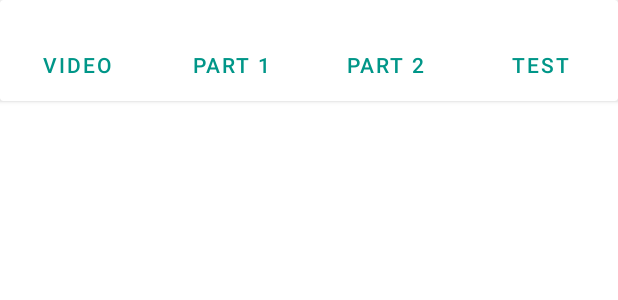
After one commit to leolyoo/ChineseEducator, an Android app: the layout item_stage.xml on its own in the app's theme, with its tools: preview values and no code run, on a phone screen of 412 x 824 dp. The commit adds this screen. Shown: the top 300 px of the screen. Run offline under Robolectric (Android 15) with nearby library versions, the light colour scheme and no system bars.

Commit message:
stage card developing

```diff
--- /dev/null
+++ b/app/src/main/res/layout/item_stage.xml
@@ -0,0 +1,55 @@
+<?xml version="1.0" encoding="utf-8"?>
+<androidx.cardview.widget.CardView xmlns:android="http://schemas.android.com/apk/res/android"
+    android:layout_width="match_parent"
+    android:layout_height="wrap_content">
+
+    <LinearLayout
+        android:layout_width="match_parent"
+        android:layout_height="match_parent"
+        android:orientation="vertical">
+
+        <TextView
+            android:id="@+id/text"
+            android:layout_width="match_parent"
+            android:layout_height="wrap_content" />
+
+        <LinearLayout
+            style="?buttonBarStyle"
+            android:layout_width="match_parent"
+            android:layout_height="match_parent"
+            android:orientation="horizontal">
+
+            <Button
+                android:id="@+id/button_video"
+                style="?buttonBarButtonStyle"
+                android:layout_width="wrap_content"
+                android:layout_height="wrap_content"
+                android:layout_weight="1"
+                android:text="@string/video" />
+
+            <Button
+                android:id="@+id/button_part_1"
+                style="?buttonBarButtonStyle"
+                android:layout_width="wrap_content"
+                android:layout_height="wrap_content"
+                android:layout_weight="1"
+                android:text="@string/part_1" />
+
+            <Button
+                android:id="@+id/button_part_2"
+                style="?buttonBarButtonStyle"
+                android:layout_width="wrap_content"
+                android:layout_height="wrap_content"
+                android:layout_weight="1"
+                android:text="@string/part_2" />
+
+            <Button
+                android:id="@+id/button_test"
+                style="?buttonBarButtonStyle"
+                android:layout_width="wrap_content"
+                android:layout_height="wrap_content"
+                android:layout_weight="1"
+                android:text="@string/test" />
+        </LinearLayout>
+    </LinearLayout>
+</androidx.cardview.widget.CardView>
--- a/app/src/main/res/values/strings.xml
+++ b/app/src/main/res/values/strings.xml
@@ -8,4 +8,8 @@
     <string name="arrange_quiz">배열퀴즈</string>
     <string name="life">♥ × %d</string>
     <string name="remaining">남은 퀴즈 수 × %d</string>
+    <string name="test">TEST</string>
+    <string name="part_2">PART 2</string>
+    <string name="part_1">PART 1</string>
+    <string name="video">VIDEO</string>
 </resources>
--- a/app/src/main/res/values/themes.xml
+++ b/app/src/main/res/values/themes.xml
@@ -1,6 +1,6 @@
 <resources xmlns:tools="http://schemas.android.com/tools">
     <!-- Base application theme. -->
-    <style name="Theme.ChineseEducator" parent="Theme.MaterialComponents.Light.NoActionBar">
+    <style name="Theme.ChineseEducator" parent="Theme.MaterialComponents.Light">
         <!-- Primary brand color. -->
         <item name="colorPrimary">@color/teal_500</item>
         <item name="colorPrimaryVariant">@color/teal_700</item>
```
Also changed, not shown: app/src/main/java/leolyoo/chineseeducator/MainActivity.kt (+0 -40 lines), app/src/main/java/leolyoo/chineseeducator/StageAdapter.kt (added, +38 -0 lines), app/src/main/res/layout/activity_main.xml (+8 -15 lines).
